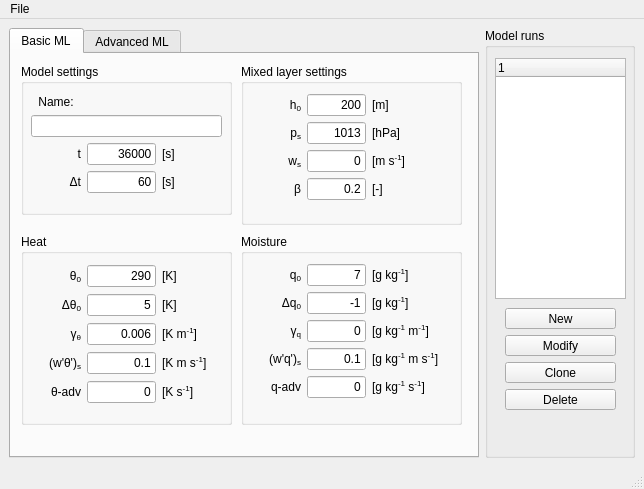
This is mlmodel_UI/mainwindow.ui in classmodel/modelgui as Qt 5 draws it before an edit. The edited form follows.
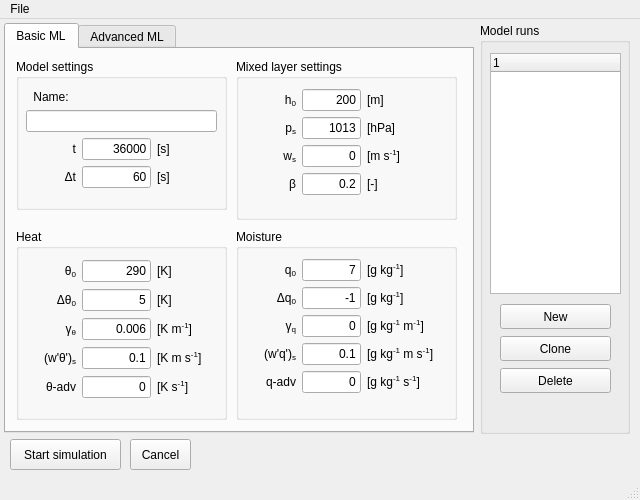
This is the edited form.

Commit message: Added start/cancel buttons

Patch:
```diff
--- a/mlmodel_UI/mainwindow.ui
+++ b/mlmodel_UI/mainwindow.ui
@@ -6,21 +6,51 @@
    <rect>
     <x>0</x>
     <y>0</y>
-    <width>632</width>
-    <height>475</height>
+    <width>640</width>
+    <height>500</height>
    </rect>
   </property>
+  <property name="sizePolicy">
+   <sizepolicy hsizetype="Fixed" vsizetype="Fixed">
+    <horstretch>0</horstretch>
+    <verstretch>0</verstretch>
+   </sizepolicy>
+  </property>
+  <property name="minimumSize">
+   <size>
+    <width>640</width>
+    <height>500</height>
+   </size>
+  </property>
+  <property name="maximumSize">
+   <size>
+    <width>640</width>
+    <height>500</height>
+   </size>
+  </property>
+  <property name="baseSize">
+   <size>
+    <width>640</width>
+    <height>500</height>
+   </size>
+  </property>
   <property name="windowTitle">
    <string>MainWindow</string>
   </property>
   <widget class="QWidget" name="centralwidget">
-   <layout class="QHBoxLayout" name="horizontalLayout">
-    <item>
      <widget class="QTabWidget" name="tabWidget">
+    <property name="geometry">
+     <rect>
+      <x>4</x>
+      <y>4</y>
+      <width>470</width>
+      <height>410</height>
+     </rect>
+    </property>
       <property name="minimumSize">
        <size>
         <width>470</width>
-        <height>430</height>
+      <height>410</height>
        </size>
       </property>
       <property name="toolTip">
@@ -1244,9 +1274,15 @@
        </widget>
       </widget>
      </widget>
-    </item>
-    <item>
      <widget class="QGroupBox" name="modelrunsGroup">
+    <property name="geometry">
+     <rect>
+      <x>480</x>
+      <y>4</y>
+      <width>150</width>
+      <height>411</height>
+     </rect>
+    </property>
       <property name="minimumSize">
        <size>
         <width>150</width>
@@ -1277,26 +1313,31 @@
          <x>20</x>
          <y>280</y>
          <width>111</width>
-         <height>102</height>
+       <height>91</height>
         </rect>
        </property>
        <layout class="QVBoxLayout" name="verticalLayout">
         <item>
          <widget class="QPushButton" name="newRunButton">
+        <property name="minimumSize">
+         <size>
+          <width>0</width>
+          <height>25</height>
+         </size>
+        </property>
           <property name="text">
            <string>New</string>
           </property>
          </widget>
         </item>
-        <item>
-         <widget class="QPushButton" name="modifyRunButton">
-          <property name="text">
-           <string>Modify</string>
-          </property>
-         </widget>
-        </item>
         <item>
          <widget class="QPushButton" name="cloneRunButton">
+        <property name="minimumSize">
+         <size>
+          <width>0</width>
+          <height>25</height>
+         </size>
+        </property>
           <property name="text">
            <string>Clone</string>
           </property>
@@ -1304,6 +1345,12 @@
         </item>
         <item>
          <widget class="QPushButton" name="cloneRunButton_2">
+        <property name="minimumSize">
+         <size>
+          <width>0</width>
+          <height>25</height>
+         </size>
+        </property>
           <property name="text">
            <string>Delete</string>
           </property>
@@ -1312,15 +1359,39 @@
        </layout>
       </widget>
      </widget>
-    </item>
-   </layout>
+   <widget class="QPushButton" name="pushButton">
+    <property name="geometry">
+     <rect>
+      <x>10</x>
+      <y>420</y>
+      <width>111</width>
+      <height>31</height>
+     </rect>
+    </property>
+    <property name="text">
+     <string>Start simulation</string>
+    </property>
+   </widget>
+   <widget class="QPushButton" name="pushButton_2">
+    <property name="geometry">
+     <rect>
+      <x>130</x>
+      <y>420</y>
+      <width>61</width>
+      <height>31</height>
+     </rect>
+    </property>
+    <property name="text">
+     <string>Cancel</string>
+    </property>
+   </widget>
   </widget>
   <widget class="QMenuBar" name="menubar">
    <property name="geometry">
     <rect>
      <x>0</x>
      <y>0</y>
-     <width>632</width>
+     <width>640</width>
      <height>19</height>
     </rect>
    </property>
```
Left out of the diff: 1 changed line with no effect on the pictures. Lines whose indentation alone changed are shown as unchanged.
